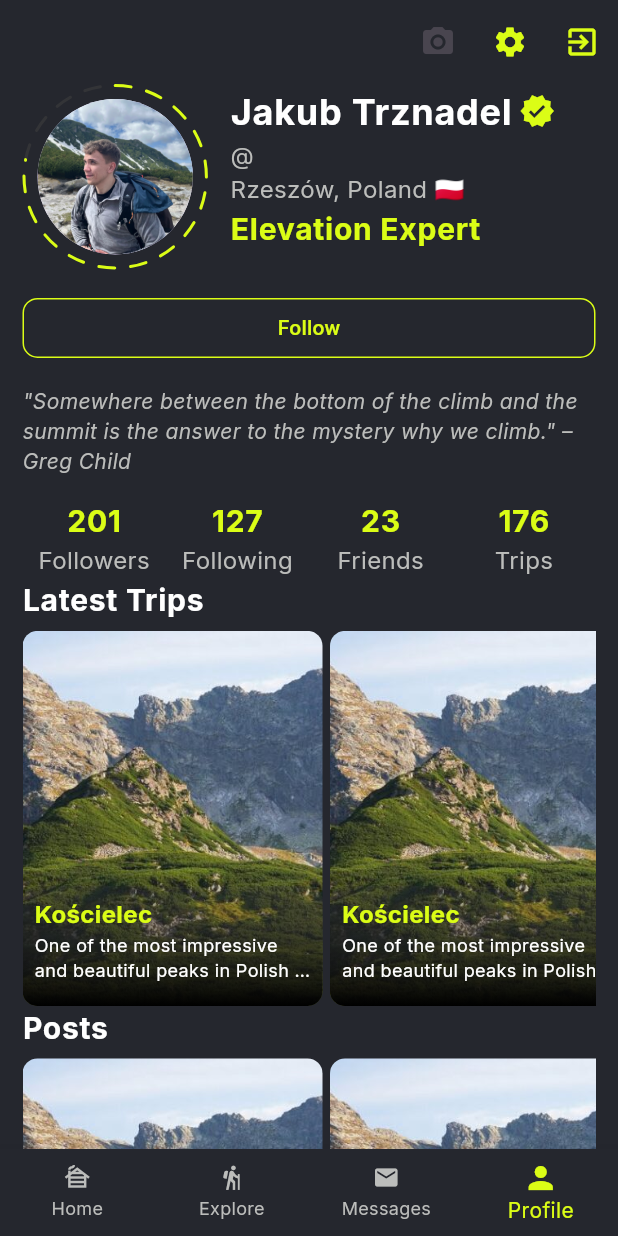
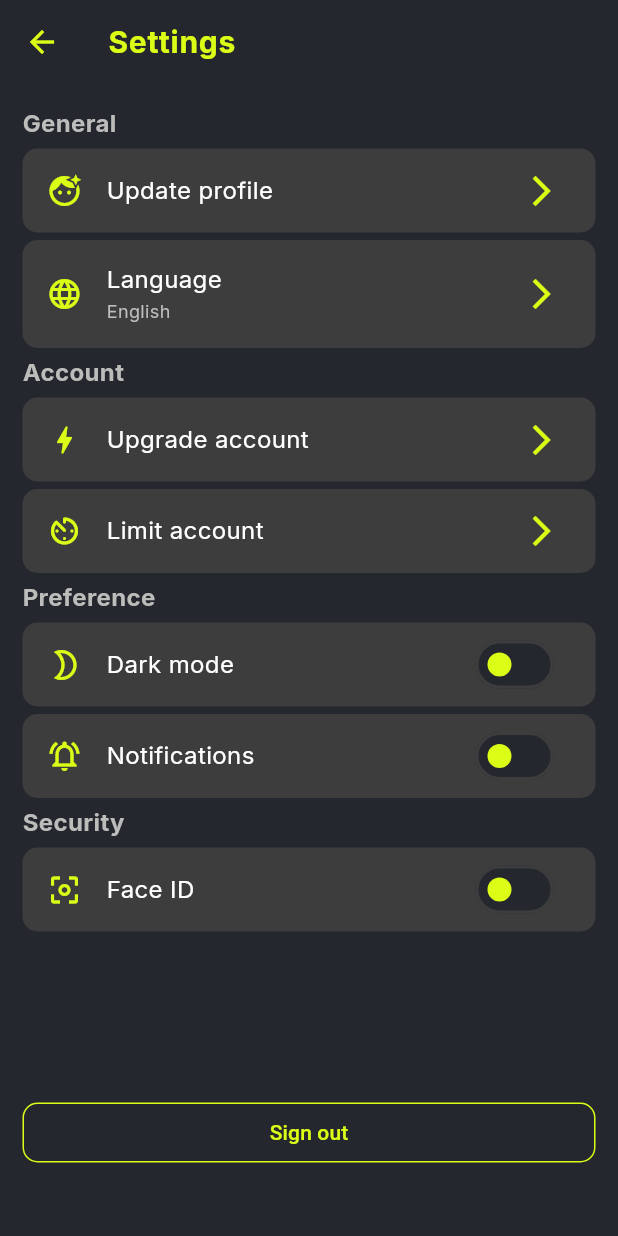
Before and after one commit to jtrznadel/peak-mates, a Flutter app: the NavigationView screen opened by its route, item 4 of the bottom bar chosen, after a tap on the "settings" icon, on a phone screen of 412 x 824 dp. Run offline on Flutter 3.47's test engine with Material 3 defaults, Android fonts, the phone set to English and light mode, and no system bars; drawn by our look-alikes of dashed_circular_progress_bar; our stand-ins replace cloud_firestore, dartz, equatable, firebase_auth, firebase_core, firebase_storage and 6 more; accounts and stored records are empty; network calls fail.

Commit message:
add settings screen

```diff
--- a/lib/core/common/app/providers/user_provider.dart
+++ b/lib/core/common/app/providers/user_provider.dart
@@ -1,4 +1,5 @@
 import 'package:flutter/material.dart';
+import 'package:flutter/scheduler.dart';
 import 'package:peak_mates/features/auth/data/models/user_model.dart';
 
 class UserProvider extends ChangeNotifier {
@@ -15,7 +16,9 @@ class UserProvider extends ChangeNotifier {
   set user(UserModel? user) {
     if (_user != user) {
       _user = user;
-      notifyListeners();
+      WidgetsBinding.instance.addPostFrameCallback((_) {
+        notifyListeners();
+      });
     }
   }
 }
--- a/lib/core/common/view/navigation_view.dart
+++ b/lib/core/common/view/navigation_view.dart
@@ -17,14 +17,8 @@ class NavigationView extends StatefulWidget {
 class _NavigationViewState extends State<NavigationView> {
   @override
   Widget build(BuildContext context) {
-    return StreamBuilder<UserModel>(
-      stream: Streams.userDataStream,
-      builder: (_, snapshot) {
     return Consumer<NavigationController>(
       builder: (_, controller, __) {
-            if (snapshot.hasData && snapshot.data is UserModel) {
-              context.read<UserProvider>().user = snapshot.data;
-            }
         return Scaffold(
           body: IndexedStack(
             index: controller.currentIndex,
@@ -47,7 +41,5 @@ class _NavigationViewState extends State<NavigationView> {
         );
       },
     );
-      },
-    );
   }
 }
--- a/lib/core/services/router.dart
+++ b/lib/core/services/router.dart
@@ -9,14 +9,14 @@ import 'package:peak_mates/features/auth/presentation/views/login_screen.dart';
 import 'package:peak_mates/features/auth/presentation/views/selection_screen.dart';
 import 'package:peak_mates/features/auth/presentation/views/sign_up_screen.dart';
 import 'package:peak_mates/core/common/view/navigation_view.dart';
-import 'package:peak_mates/features/home/presentation/views/home_screen.dart';
+import 'package:peak_mates/features/profile/presentation/views/settings_screen.dart';
 
 Route<dynamic> generateRoute(RouteSettings settings) {
   switch (settings.name) {
     // case OnboardingScreen.routeName:
     //   return _pageBuilder((_) => const OnboardingScreen(), settings: settings);
     case '/':
-      return _pageBuilder((context) {
+      return _pageFadeBuilder((context) {
         if (sl<FirebaseAuth>().currentUser != null) {
           final user = sl<FirebaseAuth>().currentUser!;
           final userModel = UserModel(
@@ -31,29 +31,36 @@ Route<dynamic> generateRoute(RouteSettings settings) {
         }
       }, settings: settings);
     case SelectionScreen.routeName:
-      return _pageBuilder((_) => const SelectionScreen(), settings: settings);
+      return _pageFadeBuilder((_) => const SelectionScreen(),
+          settings: settings);
     case LoginScreen.routeName:
-      return _pageBuilder(
+      return _pageFadeBuilder(
           (_) => BlocProvider(
                 create: (context) => sl<AuthCubit>(),
                 child: const LoginScreen(),
               ),
           settings: settings);
     case SignUpScreen.routeName:
-      return _pageBuilder(
+      return _pageFadeBuilder(
           (_) => BlocProvider(
                 create: (context) => sl<AuthCubit>(),
                 child: const SignUpScreen(),
               ),
           settings: settings);
     case NavigationView.routeName:
-      return _pageBuilder((_) => const NavigationView(), settings: settings);
+      return _pageFadeBuilder((_) => const NavigationView(),
+          settings: settings);
+    case SettingsScreen.routeName:
+      return _pageSlideBuilder(
+        (_) => const SettingsScreen(),
+        settings: settings,
+      );
     default:
       return MaterialPageRoute(builder: (_) => const Placeholder());
   }
 }
 
-PageRouteBuilder<dynamic> _pageBuilder(
+PageRouteBuilder<dynamic> _pageFadeBuilder(
   Widget Function(BuildContext) page, {
   required RouteSettings settings,
 }) {
@@ -70,3 +77,25 @@ PageRouteBuilder<dynamic> _pageBuilder(
     ),
   );
 }
+
+PageRouteBuilder<dynamic> _pageSlideBuilder(
+  Widget Function(BuildContext) page, {
+  required RouteSettings settings,
+}) {
+  return PageRouteBuilder(
+    settings: settings,
+    transitionsBuilder: (_, animation, __, child) {
+      const begin = Offset(1.0, 0.0);
+      const end = Offset.zero;
+      const curve = Curves.ease;
+      var tween = Tween(begin: begin, end: end).chain(CurveTween(curve: curve));
+      return SlideTransition(
+        position: animation.drive(tween),
+        child: child,
+      );
+    },
+    pageBuilder: (context, __, ___) => page(
+      context,
+    ),
+  );
+}
--- a/lib/core/utilities/themes/theme.dart
+++ b/lib/core/utilities/themes/theme.dart
@@ -23,6 +23,7 @@ class AppTheme {
         fontSize: 16,
       ),
     ),
+    scaffoldBackgroundColor: AppColors.bgColorDark,
     bottomNavigationBarTheme: const BottomNavigationBarThemeData(
       backgroundColor: AppColors.bgColorDark,
       selectedItemColor: AppColors.primaryColor,
@@ -31,6 +32,7 @@ class AppTheme {
     appBarTheme: AppBarTheme(
       backgroundColor: AppColors.bgColorDark,
       elevation: 0,
+      foregroundColor: AppColors.primaryColor,
       titleTextStyle: GoogleFonts.inter(
         color: AppColors.primaryColor,
         fontSize: 20,
@@ -42,7 +44,24 @@ class AppTheme {
         backgroundColor: WidgetStateProperty.all(AppColors.primaryColor),
         shape: WidgetStateProperty.all(
           RoundedRectangleBorder(
-            borderRadius: BorderRadius.circular(15),
+            borderRadius: BorderRadius.circular(10),
+          ),
+        ),
+      ),
+    ),
+    outlinedButtonTheme: OutlinedButtonThemeData(
+      style: ButtonStyle(
+        foregroundColor: WidgetStateProperty.all(AppColors.primaryColor),
+        shape: WidgetStateProperty.all(
+          RoundedRectangleBorder(
+            borderRadius: BorderRadius.circular(10),
+          ),
+        ),
+        side: WidgetStateProperty.all(
+          const BorderSide(
+            color: AppColors.primaryColor,
+            style: BorderStyle.solid,
+            width: 1,
           ),
         ),
       ),
@@ -70,5 +89,17 @@ class AppTheme {
         ),
       ),
     ),
+    listTileTheme: ListTileThemeData(
+      tileColor: AppColors.grayDarkColor,
+      shape: RoundedRectangleBorder(
+        borderRadius: BorderRadius.circular(10),
+      ),
+      titleTextStyle: GoogleFonts.inter(
+        color: AppColors.lightColor,
+        fontSize: 16,
+        fontWeight: FontWeight.bold,
+      ),
+      iconColor: AppColors.primaryColor,
+    ),
   );
 }
--- a/lib/features/auth/domain/entities/user.dart
+++ b/lib/features/auth/domain/entities/user.dart
@@ -36,5 +36,17 @@ class LocalUser extends Equatable {
   final bool? verified;
 
   @override
-  List<Object?> get props => [uid];
+  List<Object?> get props => [
+        uid,
+        email,
+        username,
+        profilePicture,
+        firstName,
+        lastName,
+        nationality,
+        city,
+        bio,
+        dateOfBirth,
+        verified
+      ];
 }
--- a/lib/features/home/presentation/views/home_screen.dart
+++ b/lib/features/home/presentation/views/home_screen.dart
@@ -1,10 +1,14 @@
 import 'package:flutter/material.dart';
+import 'package:peak_mates/core/common/app/providers/user_provider.dart';
+import 'package:peak_mates/core/common/app/streams/streams.dart';
 import 'package:peak_mates/core/extensions/context_extension.dart';
 import 'package:peak_mates/core/res/colors.dart';
 import 'package:peak_mates/core/res/media_res.dart';
 import 'package:peak_mates/core/res/string_res.dart';
+import 'package:peak_mates/features/auth/data/models/user_model.dart';
 import 'package:peak_mates/features/home/presentation/refactors/home_body.dart';
 import 'package:peak_mates/features/home/presentation/refactors/home_header.dart';
+import 'package:provider/provider.dart';
 
 class HomeScreen extends StatelessWidget {
   const HomeScreen({super.key});
@@ -13,6 +17,18 @@ class HomeScreen extends StatelessWidget {
 
   @override
   Widget build(BuildContext context) {
+    return StreamBuilder<UserModel>(
+      stream: Streams.userDataStream,
+      builder: (_, snapshot) {
+        if (snapshot.connectionState == ConnectionState.waiting) {
+          // Stream is still loading
+          return const Center(child: CircularProgressIndicator());
+        } else if (snapshot.hasError) {
+          // Stream has an error
+          return Center(child: Text('Error: ${snapshot.error}'));
+        } else if (snapshot.hasData && snapshot.data is UserModel) {
+          context.read<UserProvider>().user = snapshot.data;
+        }
         return Scaffold(
           resizeToAvoidBottomInset: true,
           backgroundColor: AppColors.bgColorDark,
@@ -28,7 +44,7 @@ class HomeScreen extends StatelessWidget {
                 ),
                 children: [
                   TextSpan(
-                text: context.currentUser?.username ?? 'Unknown',
+                    text: context.currentUser?.firstName,
                     style: context.theme.textTheme.bodyMedium!.copyWith(
                       fontWeight: FontWeight.bold,
                       color: AppColors.primaryColor,
@@ -46,10 +62,12 @@ class HomeScreen extends StatelessWidget {
                   color: AppColors.primaryColor,
                 ),
               ),
-          const Padding(
-            padding: EdgeInsets.only(right: 15),
+              Padding(
+                padding: const EdgeInsets.only(right: 15),
                 child: CircleAvatar(
-              backgroundImage: AssetImage(MediaRes.tempAvatar),
+                  backgroundImage: context.currentUser!.profilePicture != null
+                      ? NetworkImage(context.currentUser!.profilePicture!)
+                      : const AssetImage(MediaRes.defaultAvatar),
                 ),
               )
             ],
@@ -70,5 +88,7 @@ class HomeScreen extends StatelessWidget {
             ),
           ),
         );
+      },
+    );
   }
 }
--- a/lib/features/profile/presentation/refactors/profile_body.dart
+++ b/lib/features/profile/presentation/refactors/profile_body.dart
@@ -1,9 +1,12 @@
 import 'package:flutter/material.dart';
+import 'package:peak_mates/core/common/app/providers/user_provider.dart';
+import 'package:peak_mates/core/common/app/streams/streams.dart';
 import 'package:peak_mates/core/extensions/context_extension.dart';
 import 'package:peak_mates/core/res/colors.dart';
-import 'package:peak_mates/core/res/string_res.dart';
+import 'package:peak_mates/features/auth/data/models/user_model.dart';
 import 'package:peak_mates/features/home/presentation/widgets/destination_card.dart';
 import 'package:peak_mates/features/profile/presentation/widgets/profile_stats_item.dart';
+import 'package:provider/provider.dart';
 
 class ProfileBody extends StatelessWidget {
   const ProfileBody({
@@ -12,13 +15,25 @@ class ProfileBody extends StatelessWidget {
 
   @override
   Widget build(BuildContext context) {
+    return StreamBuilder<UserModel>(
+        stream: Streams.userDataStream,
+        builder: (_, snapshot) {
+          if (snapshot.connectionState == ConnectionState.waiting) {
+            // Stream is still loading
+            return const Center(child: CircularProgressIndicator());
+          } else if (snapshot.hasError) {
+            // Stream has an error
+            return Center(child: Text('Error: ${snapshot.error}'));
+          } else if (snapshot.hasData && snapshot.data is UserModel) {
+            context.read<UserProvider>().user = snapshot.data;
+          }
           return Expanded(
             child: SingleChildScrollView(
               child: Column(
                 crossAxisAlignment: CrossAxisAlignment.start,
                 children: [
                   Text(
-              StringRes.tempProfileBio,
+                    context.currentUser!.bio!,
                     style: context.theme.textTheme.bodyMedium!.copyWith(
                       color: AppColors.grayLightColor,
                       fontStyle: FontStyle.italic,
@@ -84,5 +99,6 @@ class ProfileBody extends StatelessWidget {
               ),
             ),
           );
+        });
   }
 }
--- a/lib/features/profile/presentation/refactors/profile_header.dart
+++ b/lib/features/profile/presentation/refactors/profile_header.dart
@@ -1,10 +1,12 @@
 import 'package:dashed_circular_progress_bar/dashed_circular_progress_bar.dart';
 import 'package:flutter/material.dart';
+import 'package:peak_mates/core/common/app/providers/user_provider.dart';
+import 'package:peak_mates/core/common/app/streams/streams.dart';
 import 'package:peak_mates/core/extensions/context_extension.dart';
 import 'package:peak_mates/core/res/colors.dart';
 import 'package:peak_mates/core/res/media_res.dart';
-import 'package:peak_mates/core/res/string_res.dart';
-import 'package:peak_mates/features/profile/presentation/widgets/profile_stats_item.dart';
+import 'package:peak_mates/features/auth/data/models/user_model.dart';
+import 'package:provider/provider.dart';
 
 class ProfileHeader extends StatelessWidget {
   const ProfileHeader({
@@ -13,6 +15,18 @@ class ProfileHeader extends StatelessWidget {
 
   @override
   Widget build(BuildContext context) {
+    return StreamBuilder<UserModel>(
+        stream: Streams.userDataStream,
+        builder: (_, snapshot) {
+          if (snapshot.connectionState == ConnectionState.waiting) {
+            // Stream is still loading
+            return const Center(child: CircularProgressIndicator());
+          } else if (snapshot.hasError) {
+            // Stream has an error
+            return Center(child: Text('Error: ${snapshot.error}'));
+          } else if (snapshot.hasData && snapshot.data is UserModel) {
+            context.read<UserProvider>().user = snapshot.data;
+          }
           return Column(
             mainAxisAlignment: MainAxisAlignment.start,
             children: [
@@ -28,7 +42,8 @@ class ProfileHeader extends StatelessWidget {
                         child: DashedCircularProgressBar.square(
                           dimensions: 100,
                           foregroundColor: AppColors.primaryColor,
-                    backgroundColor: AppColors.grayDarkColor.withOpacity(.6),
+                          backgroundColor:
+                              AppColors.grayDarkColor.withOpacity(.6),
                           progress: 78,
                           maxProgress: 100,
                           startAngle: 0,
@@ -37,12 +52,15 @@ class ProfileHeader extends StatelessWidget {
                           backgroundGapSize: 10,
                           foregroundGapSize: 10,
                           animation: true,
-                    child: const Padding(
-                      padding: EdgeInsets.all(10),
+                          child: Padding(
+                            padding: const EdgeInsets.all(10),
                             child: CircleAvatar(
-                        backgroundImage: AssetImage(
-                          MediaRes.tempAvatar,
-                        ),
+                              backgroundImage: context
+                                          .currentUser!.profilePicture !=
+                                      null
+                                  ? NetworkImage(
+                                      context.currentUser!.profilePicture!)
+                                  : const AssetImage(MediaRes.defaultAvatar),
                               radius: 100,
                             ),
                           ),
@@ -60,14 +78,18 @@ class ProfileHeader extends StatelessWidget {
                       Row(
                         children: [
                           Text(
-                      'Jakub Trznadel',
+                            '${context.currentUser!.firstName} ${context.currentUser!.lastName}',
                             style: context.theme.textTheme.bodyLarge!.copyWith(
                               fontWeight: FontWeight.bold,
                               fontSize: 24,
                             ),
                           ),
                           const SizedBox(width: 5),
-                    const Icon(Icons.verified, color: AppColors.primaryColor),
+                          context.currentUser!.verified!
+                              ? const Icon(Icons.verified,
+                                  color: AppColors.primaryColor)
+                              : const Icon(Icons.verified_outlined,
+                                  color: AppColors.grayLightColor),
                         ],
                       ),
                       Text(
@@ -77,7 +99,7 @@ class ProfileHeader extends StatelessWidget {
                         ),
                       ),
                       Text(
-                  'Rzeszów, Poland 🇵🇱',
+                        '${context.currentUser!.city}, ${context.currentUser!.nationality}',
                         style: context.theme.textTheme.bodyMedium!.copyWith(
                           color: AppColors.grayLightColor,
                         ),
@@ -97,21 +119,11 @@ class ProfileHeader extends StatelessWidget {
                 width: double.infinity,
                 child: OutlinedButton(
                   onPressed: () {},
-            style: OutlinedButton.styleFrom(
-              foregroundColor: AppColors.primaryColor,
-              backgroundColor: AppColors.bgColorDark,
-              shape: RoundedRectangleBorder(
-                borderRadius: BorderRadius.circular(10),
-              ),
-              side: const BorderSide(
-                color: AppColors.primaryColor,
-                width: 1,
-              ),
-            ),
                   child: const Text('Follow'),
                 ),
               ),
             ],
           );
+        });
   }
 }
--- a/lib/features/profile/presentation/views/profile_screen.dart
+++ b/lib/features/profile/presentation/views/profile_screen.dart
@@ -4,6 +4,7 @@ import 'package:firebase_auth/firebase_auth.dart';
 import 'package:flutter/material.dart';
 import 'package:flutter_bloc/flutter_bloc.dart';
 import 'package:image_picker/image_picker.dart';
+import 'package:peak_mates/core/common/functions/custom_snackbar.dart';
 import 'package:peak_mates/core/enums/update_user.dart';
 import 'package:peak_mates/core/extensions/context_extension.dart';
 import 'package:peak_mates/core/res/colors.dart';
@@ -53,18 +54,14 @@ class _ProfileScreenState extends State<ProfileScreen> {
               color: AppColors.primaryColor,
             ),
             onPressed: () {
-              final userData = _photo;
-              context.read<AuthCubit>().updateUser(
-                  action: UpdateUserAction.profilePicture, userData: userData);
-            },
-          ),
-          IconButton(
-            icon: const Icon(
-              Icons.exit_to_app,
-              color: AppColors.primaryColor,
-            ),
-            onPressed: () {
-              FirebaseAuth.instance.signOut();
+              // if (_photo == null) {
+              //   CustomSnackbar.show(context, 'Please select a photo');
+              //   return;
+              // }
+              // final userData = _photo;
+              // context.read<AuthCubit>().updateUser(
+              //     action: UpdateUserAction.profilePicture, userData: userData);
+              Navigator.pushNamed(context, '/settings');
             },
           ),
         ],
--- /dev/null
+++ b/lib/features/profile/presentation/views/settings_screen.dart
@@ -0,0 +1,121 @@
+import 'package:firebase_auth/firebase_auth.dart';
+import 'package:flutter/material.dart';
+import 'package:peak_mates/core/extensions/context_extension.dart';
+import 'package:peak_mates/core/res/colors.dart';
+import 'package:peak_mates/core/services/injection_container.dart';
+import 'package:peak_mates/features/profile/presentation/widgets/setting_switch_tile.dart';
+import 'package:peak_mates/features/profile/presentation/widgets/setting_tile.dart';
+
+class SettingsScreen extends StatelessWidget {
+  const SettingsScreen({super.key});
+
+  static const String routeName = '/settings';
+
+  @override
+  Widget build(BuildContext context) {
+    return Scaffold(
+      appBar: AppBar(
+        title: Text(
+          'Settings',
+          style: context.theme.textTheme.bodyLarge!.copyWith(
+            color: AppColors.primaryColor,
+            fontWeight: FontWeight.bold,
+          ),
+        ),
+      ),
+      body: Padding(
+        padding: const EdgeInsets.all(15),
+        child: Column(
+          crossAxisAlignment: CrossAxisAlignment.start,
+          children: [
+            Text(
+              'General',
+              style: context.theme.textTheme.bodyMedium!.copyWith(
+                color: AppColors.grayLightColor,
+                fontWeight: FontWeight.bold,
+              ),
+            ),
+            const SizedBox(height: 5),
+            SettingTile(
+              title: 'Update profile',
+              icon: const Icon(Icons.face_retouching_natural),
+              onTap: () {},
+            ),
+            const SizedBox(height: 5),
+            SettingTile(
+              title: 'Language',
+              subtitle: 'English',
+              icon: const Icon(Icons.language),
+              onTap: () {},
+            ),
+            const SizedBox(height: 5),
+            Text(
+              'Account',
+              style: context.theme.textTheme.bodyMedium!.copyWith(
+                color: AppColors.grayLightColor,
+                fontWeight: FontWeight.bold,
+              ),
+            ),
+            const SizedBox(height: 5),
+            SettingTile(
+              title: 'Upgrade account',
+              icon: const Icon(Icons.bolt_rounded),
+              onTap: () {},
+            ),
+            const SizedBox(height: 5),
+            SettingTile(
+              title: 'Limit account',
+              icon: const Icon(Icons.av_timer_rounded),
+              onTap: () {},
+            ),
+            const SizedBox(height: 5),
+            Text(
+              'Preference',
+              style: context.theme.textTheme.bodyMedium!.copyWith(
+                color: AppColors.grayLightColor,
+                fontWeight: FontWeight.bold,
+              ),
+            ),
+            const SizedBox(height: 5),
+            SettingSwitchTile(
+              title: 'Dark mode',
+              icon: const Icon(Icons.brightness_2_outlined),
+              onTap: () {},
+            ),
+            const SizedBox(height: 5),
+            SettingSwitchTile(
+              title: 'Notifications',
+              icon: const Icon(Icons.notifications_active_outlined),
+              onTap: () {},
+            ),
+            const SizedBox(height: 5),
+            Text(
+              'Security',
+              style: context.theme.textTheme.bodyMedium!.copyWith(
+                color: AppColors.grayLightColor,
+                fontWeight: FontWeight.bold,
+              ),
+            ),
+            const SizedBox(height: 5),
+            SettingSwitchTile(
+              title: 'Face ID',
+              icon: const Icon(Icons.center_focus_weak),
+              onTap: () {},
+            ),
+            const Spacer(),
+            Container(
+              padding: const EdgeInsets.symmetric(vertical: 30),
+              width: double.infinity,
+              child: OutlinedButton(
+                onPressed: () {
+                  sl<FirebaseAuth>().signOut();
+                },
+                child: const Text('Sign out'),
+              ),
+            ),
+          ],
+        ),
+      ),
+    );
+  }
+}
--- /dev/null
+++ b/lib/features/profile/presentation/widgets/setting_switch_tile.dart
@@ -0,0 +1,51 @@
+import 'package:flutter/material.dart';
+import 'package:peak_mates/core/extensions/context_extension.dart';
+import 'package:peak_mates/core/res/colors.dart';
+
+class SettingSwitchTile extends StatefulWidget {
+  const SettingSwitchTile({
+    super.key,
+    required this.title,
+    required this.onTap,
+    required this.icon,
+  });
+
+  final String title;
+  final Icon icon;
+  final Function() onTap;
+
+  @override
+  State<SettingSwitchTile> createState() => _SettingSwitchTileState();
+}
+
+class _SettingSwitchTileState extends State<SettingSwitchTile> {
+  bool value = false;
+
+  @override
+  Widget build(BuildContext context) {
+    return GestureDetector(
+      onTap: widget.onTap,
+      child: ListTile(
+          leading: widget.icon,
+          title: Text(
+            widget.title,
+            style: context.theme.textTheme.bodyMedium!.copyWith(
+              color: AppColors.lightColor,
+              fontSize: 16,
+            ),
+          ),
+          trailing: Switch(
+            value: value,
+            onChanged: (value) {
+              setState(() {
+                this.value = value;
+              });
+            },
+            activeColor: AppColors.primaryColor,
+            inactiveTrackColor: AppColors.bgColorDark,
+            trackOutlineColor: WidgetStateProperty.all(AppColors.grayDarkColor),
+            thumbColor: WidgetStateProperty.all(AppColors.primaryColor),
+          )),
+    );
+  }
+}
--- /dev/null
+++ b/lib/features/profile/presentation/widgets/setting_tile.dart
@@ -0,0 +1,47 @@
+import 'package:flutter/material.dart';
+import 'package:peak_mates/core/extensions/context_extension.dart';
+import 'package:peak_mates/core/res/colors.dart';
+
+class SettingTile extends StatelessWidget {
+  const SettingTile({
+    super.key,
+    required this.title,
+    required this.onTap,
+    required this.icon,
+    this.subtitle,
+  });
+
+  final String title;
+  final String? subtitle;
+  final Icon icon;
+  final Function() onTap;
+
+  @override
+  Widget build(BuildContext context) {
+    return GestureDetector(
+      onTap: onTap,
+      child: ListTile(
+        leading: icon,
+        title: Text(
+          title,
+          style: context.theme.textTheme.bodyMedium!.copyWith(
+            color: AppColors.lightColor,
+            fontSize: 16,
+          ),
+        ),
+        subtitle: subtitle != null
+            ? Text(
+                subtitle!,
+                style: context.theme.textTheme.bodyMedium!.copyWith(
+                  color: AppColors.grayLightColor,
+                  fontSize: 12,
+                ),
+              )
+            : null,
+        trailing: const Icon(
+          Icons.arrow_forward_ios,
+        ),
+      ),
+    );
+  }
+}
```
Lines whose indentation alone changed are shown as unchanged.
